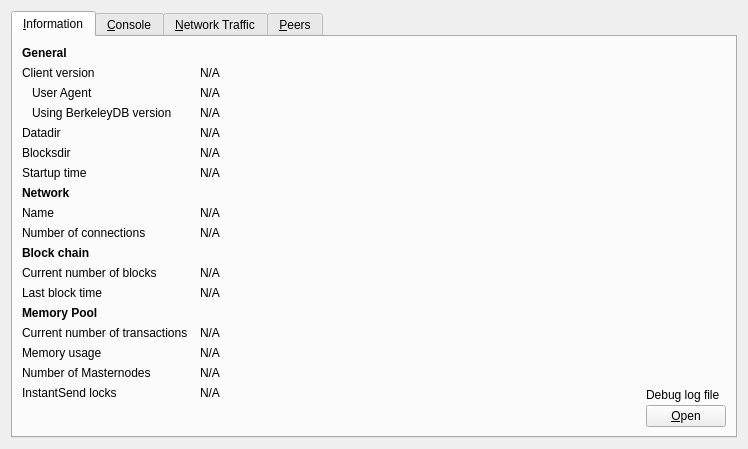
The window that src/qt/forms/debugwindow.ui (BITCORNProject/BITCORN) describes before a commit, drawn with Qt 5.
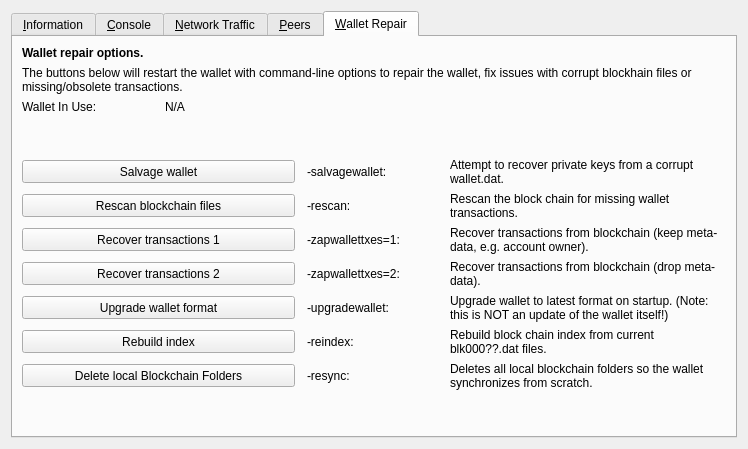
The same window after the commit. The open tabs and pages were chosen to show the change. Icons and pictures are not drawn. Custom widgets are drawn as their Qt base class.

Commit message: adds wallet repair options

Diff of the .ui file:
```diff
--- a/src/qt/forms/debugwindow.ui
+++ b/src/qt/forms/debugwindow.ui
@@ -1534,6 +1534,304 @@
        </item>
       </layout>
      </widget>
+     <widget class="QWidget" name="tab_repair">
+      <attribute name="title">
+       <string>&amp;Wallet Repair</string>
+      </attribute>
+      <layout class="QGridLayout" name="gridLayout_4" columnstretch="0,0,0,0">
+       <property name="horizontalSpacing">
+        <number>12</number>
+       </property>
+       <item row="10" column="0" colspan="2">
+        <widget class="QPushButton" name="btn_resync">
+         <property name="minimumSize">
+          <size>
+           <width>100</width>
+           <height>23</height>
+          </size>
+         </property>
+         <property name="text">
+          <string>Delete local Blockchain Folders</string>
+         </property>
+        </widget>
+       </item>
+       <item row="0" column="0" colspan="4">
+        <widget class="QLabel" name="label_repair_header">
+         <property name="font">
+          <font>
+           <weight>75</weight>
+           <bold>true</bold>
+          </font>
+         </property>
+         <property name="text">
+          <string>Wallet repair options.</string>
+         </property>
+        </widget>
+       </item>
+       <item row="1" column="0" colspan="4">
+        <widget class="QLabel" name="label_repair_helptext">
+         <property name="font">
+          <font>
+           <weight>50</weight>
+           <bold>false</bold>
+          </font>
+         </property>
+         <property name="text">
+          <string>The buttons below will restart the wallet with command-line options to repair the wallet, fix issues with corrupt blockhain files or missing/obsolete transactions.</string>
+         </property>
+         <property name="wordWrap">
+          <bool>true</bool>
+         </property>
+        </widget>
+       </item>
+       <item row="2" column="0">
+        <widget class="QLabel" name="wallet_path_label">
+         <property name="text">
+          <string>Wallet In Use:</string>
+         </property>
+        </widget>
+       </item>
+       <item row="2" column="1" colspan="3">
+        <widget class="QLabel" name="wallet_path">
+         <property name="cursor">
+          <cursorShape>IBeamCursor</cursorShape>
+         </property>
+         <property name="text">
+          <string>N/A</string>
+         </property>
+         <property name="textFormat">
+          <enum>Qt::PlainText</enum>
+         </property>
+         <property name="textInteractionFlags">
+          <set>Qt::LinksAccessibleByMouse|Qt::TextSelectableByKeyboard|Qt::TextSelectableByMouse</set>
+         </property>
+        </widget>
+       </item>
+       <item row="3" column="0">
+        <spacer name="verticalSpacer_repair1">
+         <property name="orientation">
+          <enum>Qt::Vertical</enum>
+         </property>
+         <property name="sizeHint" stdset="0">
+          <size>
+           <width>10</width>
+           <height>10</height>
+          </size>
+         </property>
+        </spacer>
+       </item>
+       <item row="4" column="0" colspan="2">
+        <widget class="QPushButton" name="btn_salvagewallet">
+         <property name="minimumSize">
+          <size>
+           <width>100</width>
+           <height>23</height>
+          </size>
+         </property>
+         <property name="text">
+          <string>Salvage wallet</string>
+         </property>
+        </widget>
+       </item>
+       <item row="4" column="2">
+        <widget class="QLabel" name="label_repair_salvage_command">
+         <property name="text">
+          <string notr="true">-salvagewallet:</string>
+         </property>
+        </widget>
+       </item>
+       <item row="4" column="3">
+        <widget class="QLabel" name="label_repair_salvage">
+         <property name="text">
+          <string>Attempt to recover private keys from a corrupt wallet.dat.</string>
+         </property>
+         <property name="wordWrap">
+          <bool>true</bool>
+         </property>
+        </widget>
+       </item>
+       <item row="5" column="0" colspan="2">
+        <widget class="QPushButton" name="btn_rescan">
+         <property name="minimumSize">
+          <size>
+           <width>100</width>
+           <height>23</height>
+          </size>
+         </property>
+         <property name="text">
+          <string>Rescan blockchain files</string>
+         </property>
+        </widget>
+       </item>
+       <item row="5" column="2">
+        <widget class="QLabel" name="label_repair_rescan_command">
+         <property name="text">
+          <string notr="true">-rescan:</string>
+         </property>
+        </widget>
+       </item>
+       <item row="5" column="3">
+        <widget class="QLabel" name="label_repair_rescan">
+         <property name="text">
+          <string>Rescan the block chain for missing wallet transactions.</string>
+         </property>
+         <property name="wordWrap">
+          <bool>true</bool>
+         </property>
+        </widget>
+       </item>
+       <item row="6" column="0" colspan="2">
+        <widget class="QPushButton" name="btn_zapwallettxes1">
+         <property name="minimumSize">
+          <size>
+           <width>100</width>
+           <height>23</height>
+          </size>
+         </property>
+         <property name="text">
+          <string>Recover transactions 1</string>
+         </property>
+        </widget>
+       </item>
+       <item row="6" column="2">
+        <widget class="QLabel" name="label_repair_zap1_command">
+         <property name="text">
+          <string notr="true">-zapwallettxes=1:</string>
+         </property>
+        </widget>
+       </item>
+       <item row="6" column="3">
+        <widget class="QLabel" name="label_repair_zap1">
+         <property name="text">
+          <string>Recover transactions from blockchain (keep meta-data, e.g. account owner).</string>
+         </property>
+         <property name="wordWrap">
+          <bool>true</bool>
+         </property>
+        </widget>
+       </item>
+       <item row="7" column="0" colspan="2">
+        <widget class="QPushButton" name="btn_zapwallettxes2">
+         <property name="minimumSize">
+          <size>
+           <width>100</width>
+           <height>23</height>
+          </size>
+         </property>
+         <property name="text">
+          <string>Recover transactions 2</string>
+         </property>
+        </widget>
+       </item>
+       <item row="7" column="2">
+        <widget class="QLabel" name="label_repair_zap2_command">
+         <property name="text">
+          <string notr="true">-zapwallettxes=2:</string>
+         </property>
+        </widget>
+       </item>
+       <item row="7" column="3">
+        <widget class="QLabel" name="label_repair_zap2">
+         <property name="text">
+          <string>Recover transactions from blockchain (drop meta-data).</string>
+         </property>
+         <property name="wordWrap">
+          <bool>true</bool>
+         </property>
+        </widget>
+       </item>
+       <item row="8" column="0" colspan="2">
+        <widget class="QPushButton" name="btn_upgradewallet">
+         <property name="minimumSize">
+          <size>
+           <width>100</width>
+           <height>23</height>
+          </size>
+         </property>
+         <property name="text">
+          <string>Upgrade wallet format</string>
+         </property>
+        </widget>
+       </item>
+       <item row="8" column="2">
+        <widget class="QLabel" name="label_repair_upgrade_command">
+         <property name="text">
+          <string notr="true">-upgradewallet:</string>
+         </property>
+        </widget>
+       </item>
+       <item row="8" column="3">
+        <widget class="QLabel" name="label_repair_upgrade">
+         <property name="text">
+          <string>Upgrade wallet to latest format on startup. (Note: this is NOT an update of the wallet itself!)</string>
+         </property>
+         <property name="wordWrap">
+          <bool>true</bool>
+         </property>
+        </widget>
+       </item>
+       <item row="9" column="0" colspan="2">
+        <widget class="QPushButton" name="btn_reindex">
+         <property name="minimumSize">
+          <size>
+           <width>100</width>
+           <height>23</height>
+          </size>
+         </property>
+         <property name="text">
+          <string>Rebuild index</string>
+         </property>
+        </widget>
+       </item>
+       <item row="9" column="2">
+        <widget class="QLabel" name="label_repair_reindex_command">
+         <property name="text">
+          <string notr="true">-reindex:</string>
+         </property>
+        </widget>
+       </item>
+       <item row="9" column="3">
+        <widget class="QLabel" name="label_repair_reindex">
+         <property name="text">
+          <string>Rebuild block chain index from current blk000??.dat files.</string>
+         </property>
+         <property name="wordWrap">
+          <bool>true</bool>
+         </property>
+        </widget>
+       </item>
+       <item row="11" column="0">
+        <spacer name="verticalSpacer_repair2">
+         <property name="orientation">
+          <enum>Qt::Vertical</enum>
+         </property>
+         <property name="sizeHint" stdset="0">
+          <size>
+           <width>20</width>
+           <height>10</height>
+          </size>
+         </property>
+        </spacer>
+       </item>
+       <item row="10" column="2">
+        <widget class="QLabel" name="label_repair_resync_command">
+         <property name="text">
+          <string>-resync:</string>
+         </property>
+        </widget>
+       </item>
+       <item row="10" column="3">
+        <widget class="QLabel" name="label_repair_resync">
+         <property name="text">
+          <string>Deletes all local blockchain folders so the wallet synchronizes from scratch.</string>
+         </property>
+         <property name="wordWrap">
+          <bool>true</bool>
+         </property>
+        </widget>
+       </item>
+      </layout>
+     </widget>
     </widget>
    </item>
   </layout>
```
The commit also changes 6 other files.
